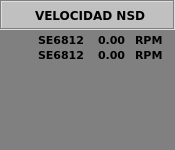
Qt form Martin/Qt/SiTTuGAs/A1-Turbina/wvelnsd.ui (mbravod/aeros) before a commit.
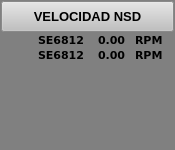
The same form after that commit.

```diff
--- a/Martin/Qt/SiTTuGAs/A1-Turbina/wvelnsd.ui
+++ b/Martin/Qt/SiTTuGAs/A1-Turbina/wvelnsd.ui
@@ -28,52 +28,6 @@
   <property name="styleSheet">
    <string notr="true">background-color: rgb(128, 128, 128);</string>
   </property>
-  <widget class="QFrame" name="frame">
-   <property name="geometry">
-    <rect>
-     <x>0</x>
-     <y>0</y>
-     <width>175</width>
-     <height>30</height>
-    </rect>
-   </property>
-   <property name="styleSheet">
-    <string notr="true">background-color: rgb(192, 192, 192);</string>
-   </property>
-   <property name="frameShape">
-    <enum>QFrame::Box</enum>
-   </property>
-   <property name="frameShadow">
-    <enum>QFrame::Sunken</enum>
-   </property>
-   <property name="lineWidth">
-    <number>1</number>
-   </property>
-  </widget>
-  <widget class="QLabel" name="lbVelNSDT">
-   <property name="geometry">
-    <rect>
-     <x>35</x>
-     <y>5</y>
-     <width>121</width>
-     <height>20</height>
-    </rect>
-   </property>
-   <property name="font">
-    <font>
-     <family>Verdana</family>
-     <pointsize>9</pointsize>
-     <weight>75</weight>
-     <bold>true</bold>
-    </font>
-   </property>
-   <property name="styleSheet">
-    <string notr="true">background-color: rgb(192, 192, 192);</string>
-   </property>
-   <property name="text">
-    <string>VELOCIDAD NSD</string>
-   </property>
-  </widget>
   <widget class="QLabel" name="lbNSDT_1">
    <property name="geometry">
     <rect>
@@ -234,15 +188,37 @@
     <string/>
    </property>
   </widget>
+  <widget class="QPushButton" name="btCerrar">
+   <property name="geometry">
+    <rect>
+     <x>1</x>
+     <y>1</y>
+     <width>173</width>
+     <height>31</height>
+    </rect>
+   </property>
+   <property name="font">
+    <font>
+     <pointsize>10</pointsize>
+     <weight>75</weight>
+     <bold>true</bold>
+    </font>
+   </property>
+   <property name="styleSheet">
+    <string notr="true">background-color: rgb(192, 192, 192);</string>
+   </property>
+   <property name="text">
+    <string>VELOCIDAD NSD</string>
+   </property>
+  </widget>
   <zorder>lbFondo</zorder>
-  <zorder>frame</zorder>
-  <zorder>lbVelNSDT</zorder>
   <zorder>lbNSDT_1</zorder>
   <zorder>lbNSDT_2</zorder>
   <zorder>lbNSD_1</zorder>
   <zorder>lbNSDU_1</zorder>
   <zorder>lbNSDU_2</zorder>
   <zorder>lbNSD_2</zorder>
+  <zorder>btCerrar</zorder>
  </widget>
  <layoutdefault spacing="6" margin="11"/>
  <resources/>
```
